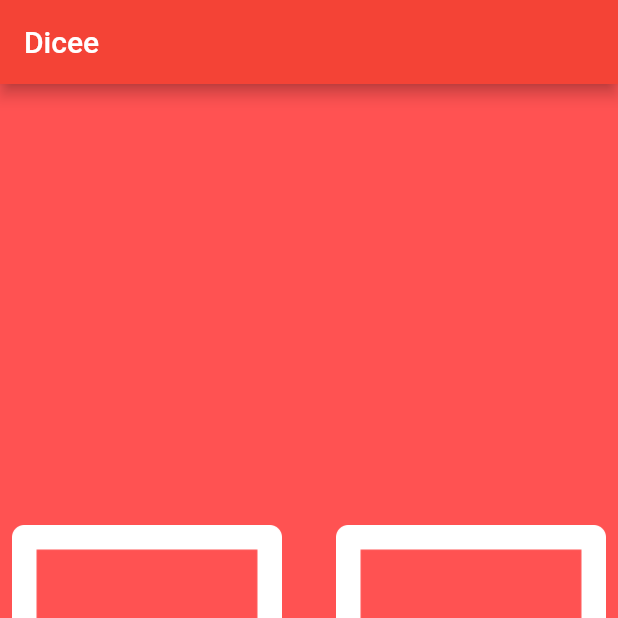
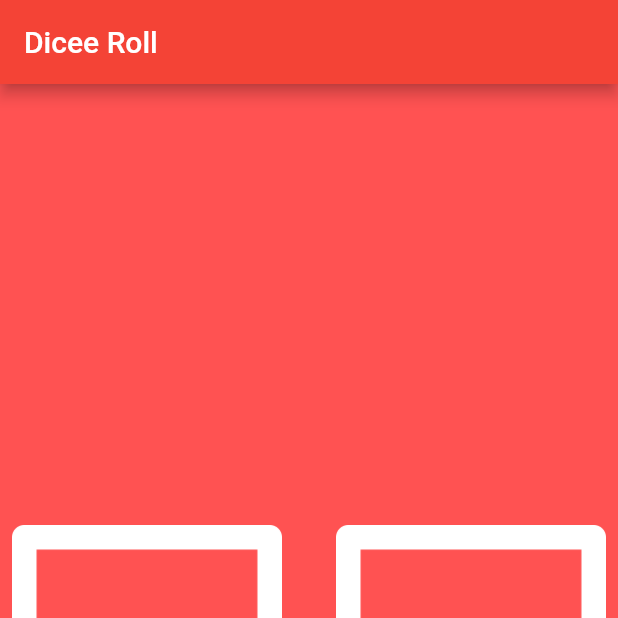
Before and after one commit to Avishkasj/dicee_app, a Flutter app: the screen it shows after launch, on a phone screen of 412 x 824 dp, the top half of it. Run offline on Flutter 3.47's test engine with Material 2 defaults, Android fonts, the phone set to English and light mode, and no system bars.

Commit message:
Update main.dart

```diff
--- a/lib/main.dart
+++ b/lib/main.dart
@@ -6,7 +6,7 @@ void main() {
       home: Scaffold(
         backgroundColor: Colors.redAccent,
         appBar: AppBar(
-          title: Text('Dicee'),
+          title: Text('Dicee Roll'),
           backgroundColor: Colors.red,
         ),
         body: Dicepage(),
```
